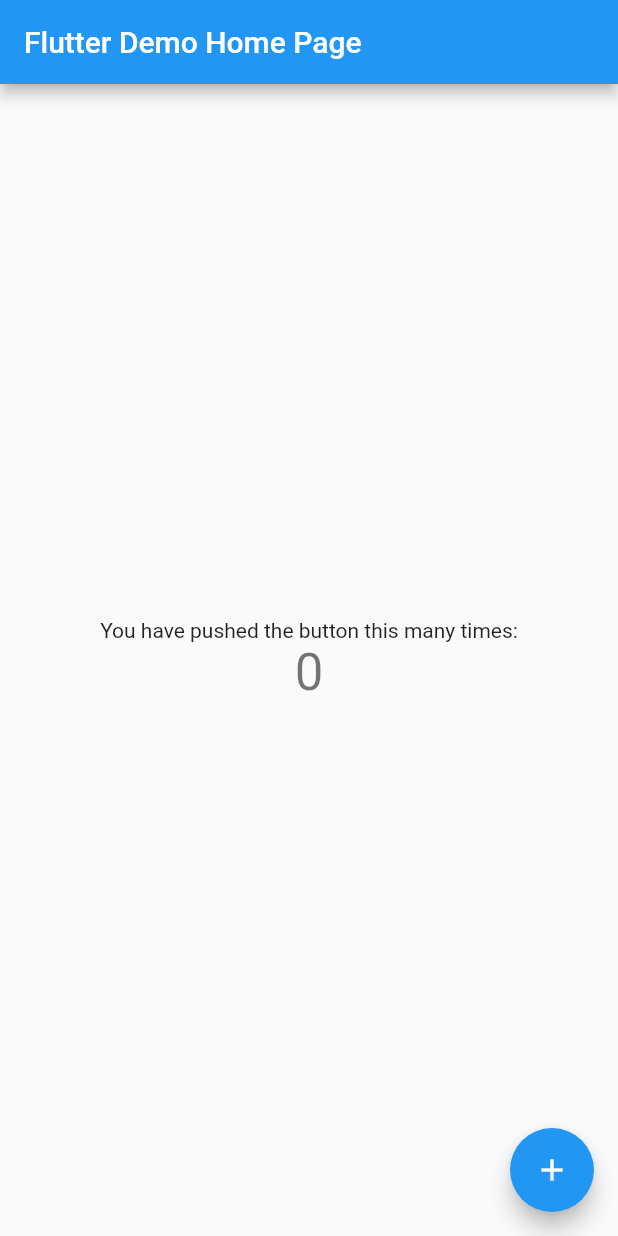
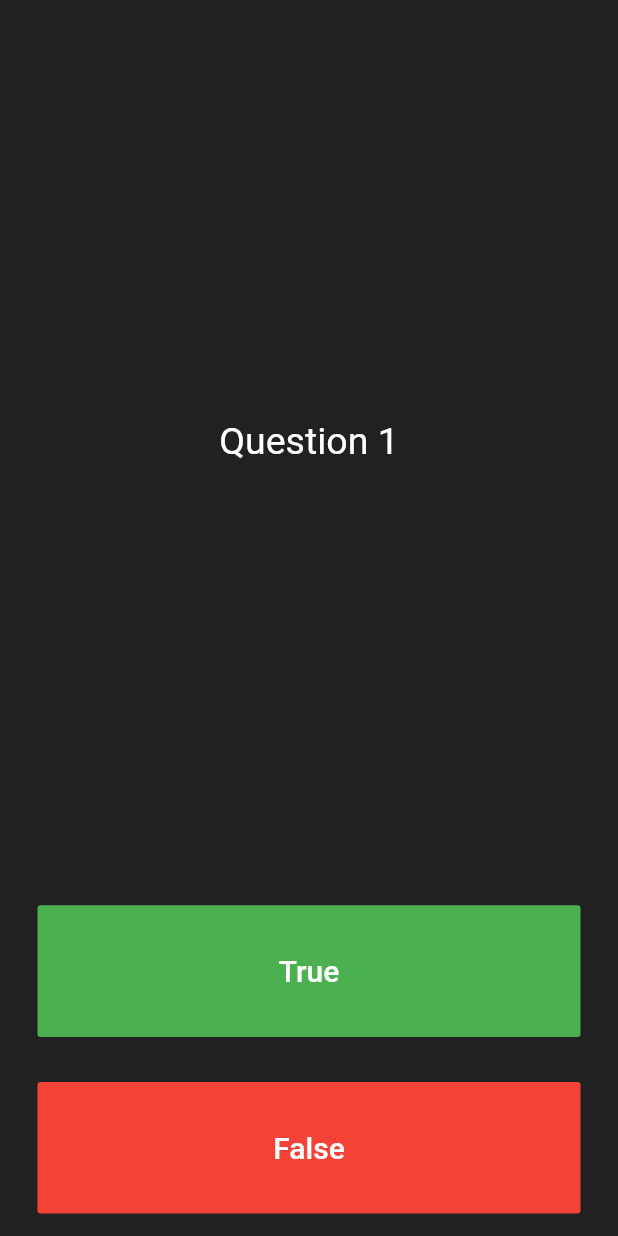
Before and after one commit to ipfans/flutter-bootcamp-with-dart-2021, a Flutter app: the screen it shows after launch, on a phone screen of 412 x 824 dp. Run offline on Flutter 3.47's test engine with Material 2 defaults, Android fonts, the light colour scheme and no system bars; our stand-ins replace audioplayers, equatable.

Commit message:
Finish Quizzler

```diff
--- a/quizzler/lib/main.dart
+++ b/quizzler/lib/main.dart
@@ -1,115 +1,125 @@
 import 'package:flutter/material.dart';
+import 'question.dart';
 
 void main() {
-  runApp(const MyApp());
+  runApp(const Quizzler());
 }
 
-class MyApp extends StatelessWidget {
-  const MyApp({Key? key}) : super(key: key);
+class Quizzler extends StatelessWidget {
+  const Quizzler({Key? key}) : super(key: key);
 
-  // This widget is the root of your application.
   @override
   Widget build(BuildContext context) {
     return MaterialApp(
-      title: 'Flutter Demo',
-      theme: ThemeData(
-        // This is the theme of your application.
-        //
-        // Try running your application with "flutter run". You'll see the
-        // application has a blue toolbar. Then, without quitting the app, try
-        // changing the primarySwatch below to Colors.green and then invoke
-        // "hot reload" (press "r" in the console where you ran "flutter run",
-        // or simply save your changes to "hot reload" in a Flutter IDE).
-        // Notice that the counter didn't reset back to zero; the application
-        // is not restarted.
-        primarySwatch: Colors.blue,
+      home: Scaffold(
+        backgroundColor: Colors.grey.shade900,
+        body: SafeArea(
+          child: Padding(
+            padding: EdgeInsets.symmetric(horizontal: 10.0),
+            child: QuizPage(),
+          ),
+        ),
       ),
-      home: const MyHomePage(title: 'Flutter Demo Home Page'),
     );
   }
 }
 
-class MyHomePage extends StatefulWidget {
-  const MyHomePage({Key? key, required this.title}) : super(key: key);
-
-  // This widget is the home page of your application. It is stateful, meaning
-  // that it has a State object (defined below) that contains fields that affect
-  // how it looks.
-
-  // This class is the configuration for the state. It holds the values (in this
-  // case the title) provided by the parent (in this case the App widget) and
-  // used by the build method of the State. Fields in a Widget subclass are
-  // always marked "final".
-
-  final String title;
+class QuizPage extends StatefulWidget {
+  const QuizPage({Key? key}) : super(key: key);
 
   @override
-  State<MyHomePage> createState() => _MyHomePageState();
+  State<QuizPage> createState() => _QuizPageState();
 }
 
-class _MyHomePageState extends State<MyHomePage> {
-  int _counter = 0;
+class _QuizPageState extends State<QuizPage> {
+  var index = 0;
+  List<Icon> scoreKeeper = [];
+  List<Question> questions = [
+    Question(questionText: "Question 1", questionAnswer: false),
+    Question(questionText: "Question 2", questionAnswer: true),
+    Question(questionText: "Question 3", questionAnswer: true),
+  ];
 
-  void _incrementCounter() {
+  answer(bool success) {
     setState(() {
-      // This call to setState tells the Flutter framework that something has
-      // changed in this State, which causes it to rerun the build method below
-      // so that the display can reflect the updated values. If we changed
-      // _counter without calling setState(), then the build method would not be
-      // called again, and so nothing would appear to happen.
-      _counter++;
+      if (success) {
+        scoreKeeper.add(Icon(Icons.check, color: Colors.green));
+      } else {
+        scoreKeeper.add(Icon(Icons.close, color: Colors.red));
+      }
+      if (index < questions.length - 1) {
+        index++;
+      } else {
+        index = 0;
+      }
     });
   }
 
   @override
   Widget build(BuildContext context) {
-    // This method is rerun every time setState is called, for instance as done
-    // by the _incrementCounter method above.
-    //
-    // The Flutter framework has been optimized to make rerunning build methods
-    // fast, so that you can just rebuild anything that needs updating rather
-    // than having to individually change instances of widgets.
-    return Scaffold(
-      appBar: AppBar(
-        // Here we take the value from the MyHomePage object that was created by
-        // the App.build method, and use it to set our appbar title.
-        title: Text(widget.title),
-      ),
-      body: Center(
-        // Center is a layout widget. It takes a single child and positions it
-        // in the middle of the parent.
-        child: Column(
-          // Column is also a layout widget. It takes a list of children and
-          // arranges them vertically. By default, it sizes itself to fit its
-          // children horizontally, and tries to be as tall as its parent.
-          //
-          // Invoke "debug painting" (press "p" in the console, choose the
-          // "Toggle Debug Paint" action from the Flutter Inspector in Android
-          // Studio, or the "Toggle Debug Paint" command in Visual Studio Code)
-          // to see the wireframe for each widget.
-          //
-          // Column has various properties to control how it sizes itself and
-          // how it positions its children. Here we use mainAxisAlignment to
-          // center the children vertically; the main axis here is the vertical
-          // axis because Columns are vertical (the cross axis would be
-          // horizontal).
-          mainAxisAlignment: MainAxisAlignment.center,
-          children: <Widget>[
-            const Text(
-              'You have pushed the button this many times:',
+    return Column(
+      mainAxisAlignment: MainAxisAlignment.spaceBetween,
+      crossAxisAlignment: CrossAxisAlignment.stretch,
+      children: <Widget>[
+        Expanded(
+          flex: 5,
+          child: Padding(
+            padding: EdgeInsets.all(10.0),
+            child: Center(
+              child: Text(
+                questions[index].questionText,
+                textAlign: TextAlign.center,
+                style: TextStyle(
+                  fontSize: 25.0,
+                  color: Colors.white,
+                ),
+              ),
             ),
-            Text(
-              '$_counter',
-              style: Theme.of(context).textTheme.headline4,
+          ),
+        ),
+        Expanded(
+          child: Padding(
+            padding: EdgeInsets.all(15.0),
+            child: FlatButton(
+              textColor: Colors.white,
+              color: Colors.green,
+              child: Text(
+                'True',
+                style: TextStyle(
+                  color: Colors.white,
+                  fontSize: 20.0,
+                ),
+              ),
+              onPressed: () {
+                // The user picked true.
+                answer(questions[index].questionAnswer == true);
+              },
             ),
-          ],
+          ),
         ),
-      ),
-      floatingActionButton: FloatingActionButton(
-        onPressed: _incrementCounter,
-        tooltip: 'Increment',
-        child: const Icon(Icons.add),
-      ), // This trailing comma makes auto-formatting nicer for build methods.
+        Expanded(
+          child: Padding(
+            padding: EdgeInsets.all(15.0),
+            child: FlatButton(
+              color: Colors.red,
+              child: Text(
+                'False',
+                style: TextStyle(
+                  fontSize: 20.0,
+                  color: Colors.white,
+                ),
+              ),
+              onPressed: () {
+                // The user picked false.
+                answer(questions[index].questionAnswer == false);
+              },
+            ),
+          ),
+        ),
+        Row(
+          children: scoreKeeper,
+        )
+      ],
     );
   }
 }
--- /dev/null
+++ b/quizzler/lib/question.dart
@@ -0,0 +1,11 @@
+import 'package:equatable/equatable.dart';
+
+class Question extends Equatable {
+  String questionText;
+  bool questionAnswer;
+
+  Question({required this.questionText, required this.questionAnswer});
+
+  @override
+  List<Object> get props => [questionText];
+}
--- a/quizzler/pubspec.yaml
+++ b/quizzler/pubspec.yaml
@@ -3,7 +3,7 @@
 
 # The following line prevents the package from being accidentally published to
 # pub.dev using `flutter pub publish`. This is preferred for private packages.
-publish_to: 'none' # Remove this line if you wish to publish to pub.dev
+publish_to: "none" # Remove this line if you wish to publish to pub.dev
 
 # The following defines the version and build number for your application.
 # A version number is three numbers separated by dots, like 1.2.43
@@ -30,10 +30,10 @@
   flutter:
     sdk: flutter
 
-
   # The following adds the Cupertino Icons font to your application.
   # Use with the CupertinoIcons class for iOS style icons.
   cupertino_icons: ^1.0.2
+  equatable: ^2.0.0
 
 dev_dependencies:
   flutter_test:
@@ -51,7 +51,6 @@
 
 # The following section is specific to Flutter packages.
 flutter:
-
   # The following line ensures that the Material Icons font is
   # included with your application, so that you can use the icons in
   # the material Icons class.
```
Also changed, not shown: quizzler/pubspec.lock.
